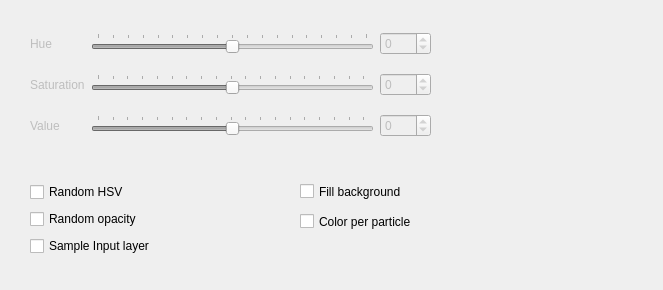
Old version of the form krita/plugins/paintops/gridbrush/wdgcoloroptions.ui in the repository KDE/krita.
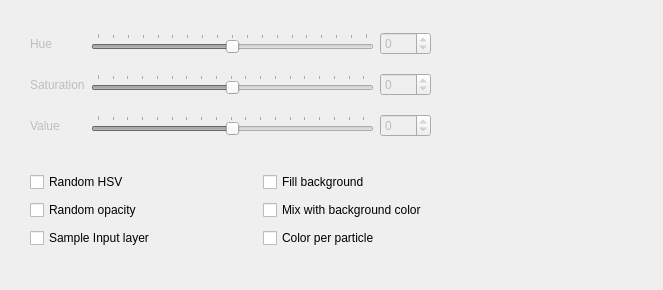
New version of the form.

Commit message: Implement mix background color.

Diff of the .ui file:
```diff
--- a/krita/plugins/paintops/gridbrush/wdgcoloroptions.ui
+++ b/krita/plugins/paintops/gridbrush/wdgcoloroptions.ui
@@ -155,15 +155,17 @@
     </layout>
    </widget>
   </widget>
-  <widget class="QWidget" name="layoutWidget">
+  <widget class="QWidget" name="">
    <property name="geometry">
     <rect>
      <x>30</x>
-     <y>181</y>
-     <width>150</width>
-     <height>79</height>
+     <y>170</y>
+     <width>402</width>
+     <height>81</height>
     </rect>
    </property>
+   <layout class="QHBoxLayout" name="horizontalLayout">
+    <item>
    <layout class="QVBoxLayout" name="verticalLayout">
     <item>
      <widget class="QCheckBox" name="randomHSVCHBox">
@@ -187,16 +189,27 @@
      </widget>
     </item>
    </layout>
-  </widget>
+    </item>
+    <item>
+     <spacer name="horizontalSpacer">
+      <property name="orientation">
+       <enum>Qt::Horizontal</enum>
+      </property>
+      <property name="sizeType">
+       <enum>QSizePolicy::Fixed</enum>
+      </property>
+      <property name="sizeHint" stdset="0">
+       <size>
+        <width>58</width>
+        <height>20</height>
+       </size>
+      </property>
+     </spacer>
+    </item>
+    <item>
+     <layout class="QVBoxLayout" name="verticalLayout_2">
+      <item>
   <widget class="QCheckBox" name="fillBackgroundCHBox">
-   <property name="geometry">
-    <rect>
-     <x>300</x>
-     <y>180</y>
-     <width>131</width>
-     <height>23</height>
-    </rect>
-   </property>
    <property name="toolTip">
     <string>If checked, grid brush fill every particle's background with background color. The background of particle is rectangle of grid width and height and by default it is transparent.</string>
    </property>
@@ -204,18 +217,24 @@
     <string>Fill background</string>
    </property>
   </widget>
+      </item>
+      <item>
+       <widget class="QCheckBox" name="mixBgColorCHBox">
+        <property name="text">
+         <string>Mix with background color</string>
+        </property>
+       </widget>
+      </item>
+      <item>
   <widget class="QCheckBox" name="colorPerParticleCHBox">
-   <property name="geometry">
-    <rect>
-     <x>300</x>
-     <y>210</y>
-     <width>141</width>
-     <height>23</height>
-    </rect>
-   </property>
    <property name="text">
     <string>Color per particle</string>
    </property>
+       </widget>
+      </item>
+     </layout>
+    </item>
+   </layout>
   </widget>
  </widget>
  <tabstops>
```
Lines whose indentation alone changed are shown as unchanged. The commit also changes 6 other files.
